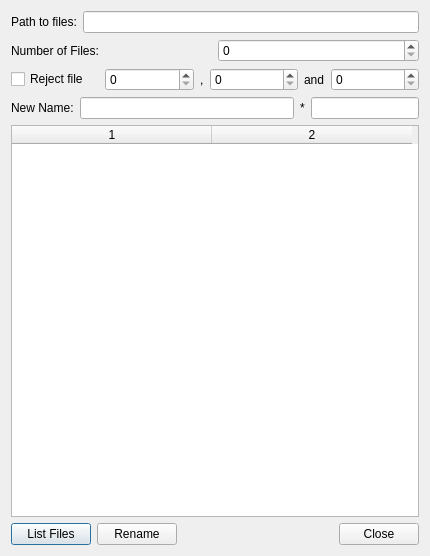
This is CroCo/rename.ui in DPSablowski/croco as Qt 5 draws it before an edit. The edited form follows.
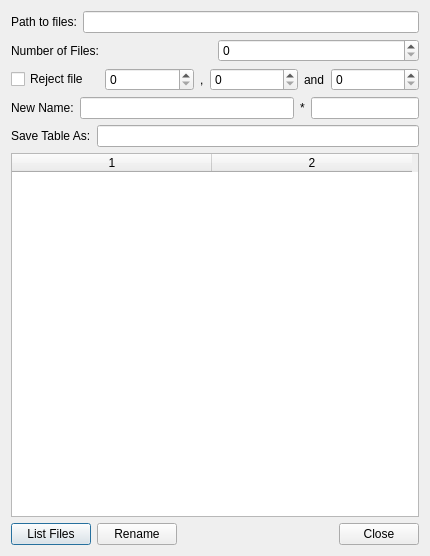
This is the edited form.

```diff
--- a/CroCo/rename.ui
+++ b/CroCo/rename.ui
@@ -125,6 +125,20 @@
        </item>
       </layout>
      </item>
+     <item>
+      <layout class="QHBoxLayout" name="horizontalLayout_6">
+       <item>
+        <widget class="QLabel" name="label_7">
+         <property name="text">
+          <string>Save Table As:</string>
+         </property>
+        </widget>
+       </item>
+       <item>
+        <widget class="QLineEdit" name="lineEdit_4"/>
+       </item>
+      </layout>
+     </item>
      <item>
       <widget class="QTableWidget" name="tableWidget">
        <property name="columnCount">
```
